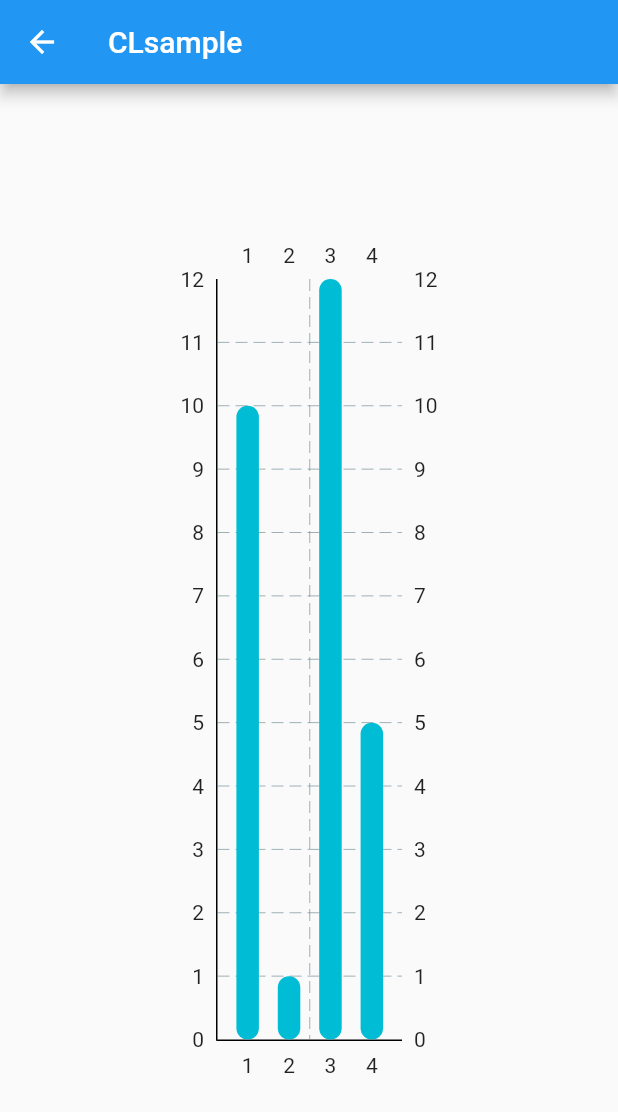
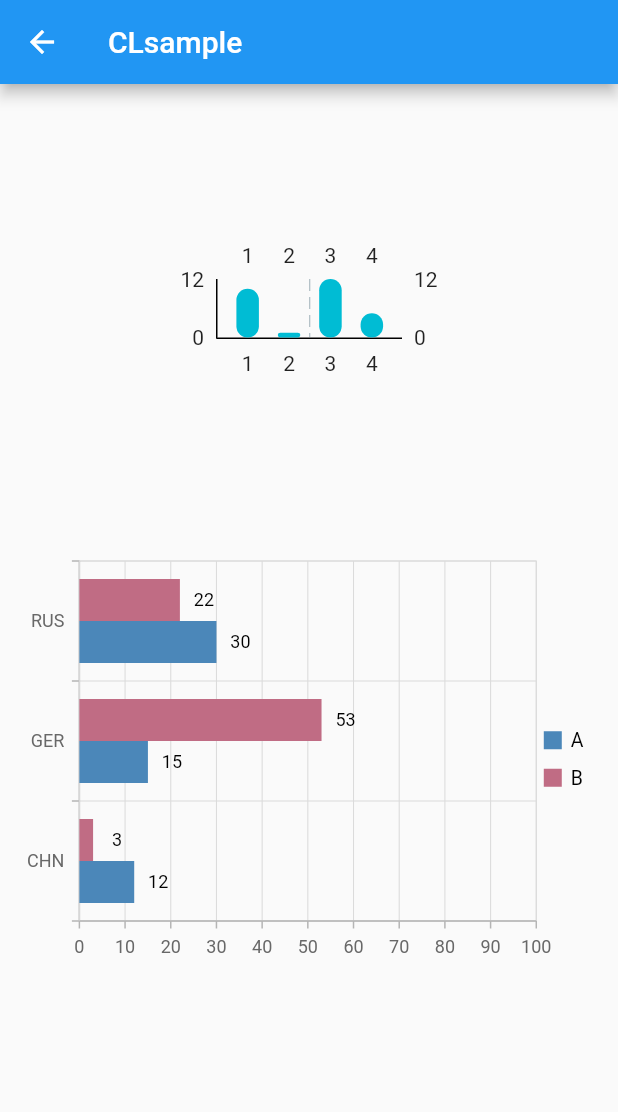
Before and after one commit to ise-208/sample-inspection, a Flutter app: the SamplePage10 screen opened directly, on a phone screen of 412 x 824 dp. Shown: the top 1112 px of the screen. Run offline on Flutter 3.47's test engine with Material 2 defaults, Android fonts, the phone set to English and light mode, and no system bars; drawn by our look-alikes of fl_chart; our stand-ins replace syncfusion_flutter_charts; missing offline and left inert: flutter_material_pickers.

Commit message:
SfCartesianChartの実装

```diff
--- a/lib/presentation/sample_page10.dart
+++ b/lib/presentation/sample_page10.dart
@@ -1,5 +1,6 @@
 import 'package:fl_chart/fl_chart.dart';
 import 'package:flutter/material.dart';
+import 'package:syncfusion_flutter_charts/charts.dart';
 
 class SamplePage10 extends StatefulWidget {
   const SamplePage10({Key? key}) : super(key: key);
@@ -15,7 +16,11 @@ class _SamplePage10State extends State<SamplePage10> {
       appBar: AppBar(
         title: Text("CLsample"),
       ),
-      body: Padding(
+      body: Column(
+        children: [
+          Container(
+            height: 300,
+            child: Padding(
               padding: const EdgeInsets.all(100),
               child: BarChart(BarChartData(
                   borderData: FlBorderData(
@@ -41,6 +46,57 @@ class _SamplePage10State extends State<SamplePage10> {
                     ]),
                   ])),
             ),
+          ),
+          Container(
+            height: 300,
+            child: Padding(
+              padding: const EdgeInsets.all(8.0),
+              child: SfCartesianChart(
+                legend: Legend(
+                  borderWidth: 2,
+                  isVisible: true,
+                ),
+                primaryXAxis: CategoryAxis(),
+                primaryYAxis:
+                    NumericAxis(minimum: 0, maximum: 100, interval: 10),
+                tooltipBehavior: TooltipBehavior(enable: true),
+                series: <ChartSeries<_ChartData, String>>[
+                  BarSeries(
+                    dataSource: [
+                      _ChartData('CHN', 12, 3, 66),
+                      _ChartData('GER', 15, 53, 19),
+                      _ChartData('RUS', 30, 22, 31),
+                    ],
+                    xValueMapper: (_ChartData data, _) => data.x,
+                    yValueMapper: (_ChartData data, _) => data.y1,
+                    dataLabelSettings: DataLabelSettings(isVisible: true),
+                    name: "A",
+                  ),
+                  BarSeries(
+                      dataSource: [
+                        _ChartData('CHN', 12, 3, 66),
+                        _ChartData('GER', 15, 53, 19),
+                        _ChartData('RUS', 30, 22, 31),
+                      ],
+                      xValueMapper: (_ChartData data, _) => data.x,
+                      yValueMapper: (_ChartData data, _) => data.y2,
+                      dataLabelSettings: DataLabelSettings(isVisible: true),
+                      name: "B")
+                ],
+              ),
+            ),
+          ),
+        ],
+      ),
     );
   }
 }
+
+class _ChartData {
+  final String x;
+  final double? y1;
+  final double? y2;
+  final double? y3;
+
+  _ChartData(this.x, this.y1, this.y2, this.y3);
+}
```
Also changed, not shown: pubspec.yaml (+3 -4 lines), pubspec.lock, 3 other files. Lines whose indentation alone changed are shown as unchanged.
